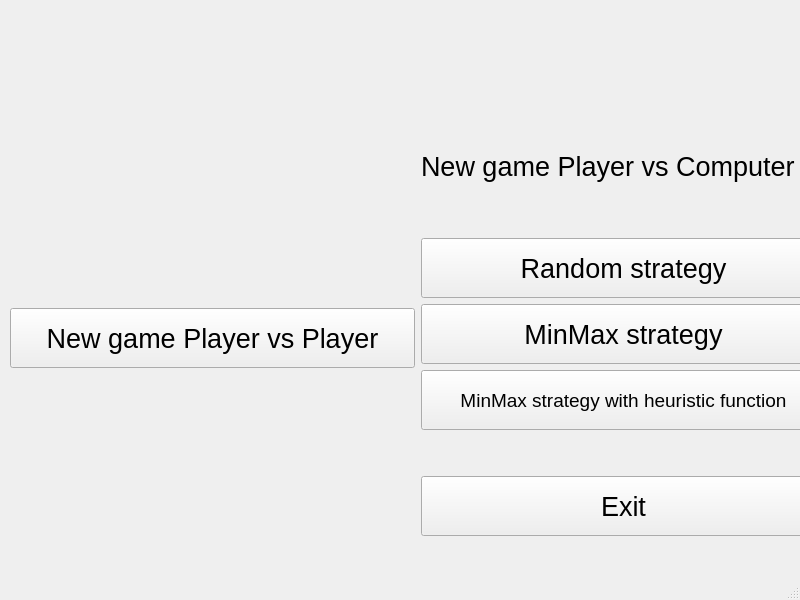
wshknmt/Connect-4, file src/forms/MainMenuWindow.ui: the form before one commit.
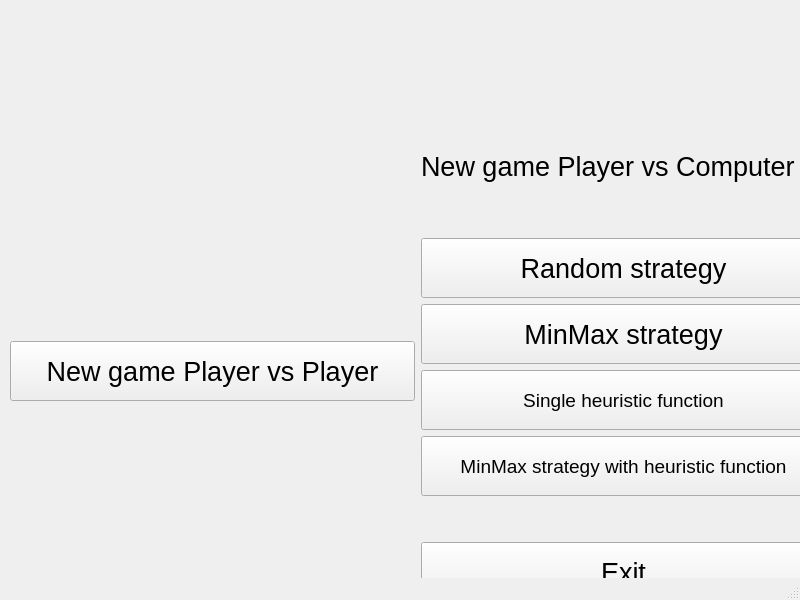
The form after the commit.

Commit message: simple minmax for heuristic function

```diff
--- a/src/forms/MainMenuWindow.ui
+++ b/src/forms/MainMenuWindow.ui
@@ -32,7 +32,7 @@
       <x>10</x>
       <y>140</y>
       <width>816</width>
-      <height>396</height>
+      <height>462</height>
      </rect>
     </property>
     <layout class="QHBoxLayout" name="horizontalLayout">
@@ -123,6 +123,27 @@
          </property>
         </widget>
        </item>
+       <item>
+        <widget class="QPushButton" name="startButtonPvCSingleHeuristic">
+         <property name="enabled">
+          <bool>true</bool>
+         </property>
+         <property name="minimumSize">
+          <size>
+           <width>0</width>
+           <height>60</height>
+          </size>
+         </property>
+         <property name="font">
+          <font>
+           <pointsize>14</pointsize>
+          </font>
+         </property>
+         <property name="text">
+          <string>Single heuristic function</string>
+         </property>
+        </widget>
+       </item>
        <item>
         <widget class="QPushButton" name="startButtonPvCHeuristic">
          <property name="enabled">
```
The commit also changes 7 other files.
